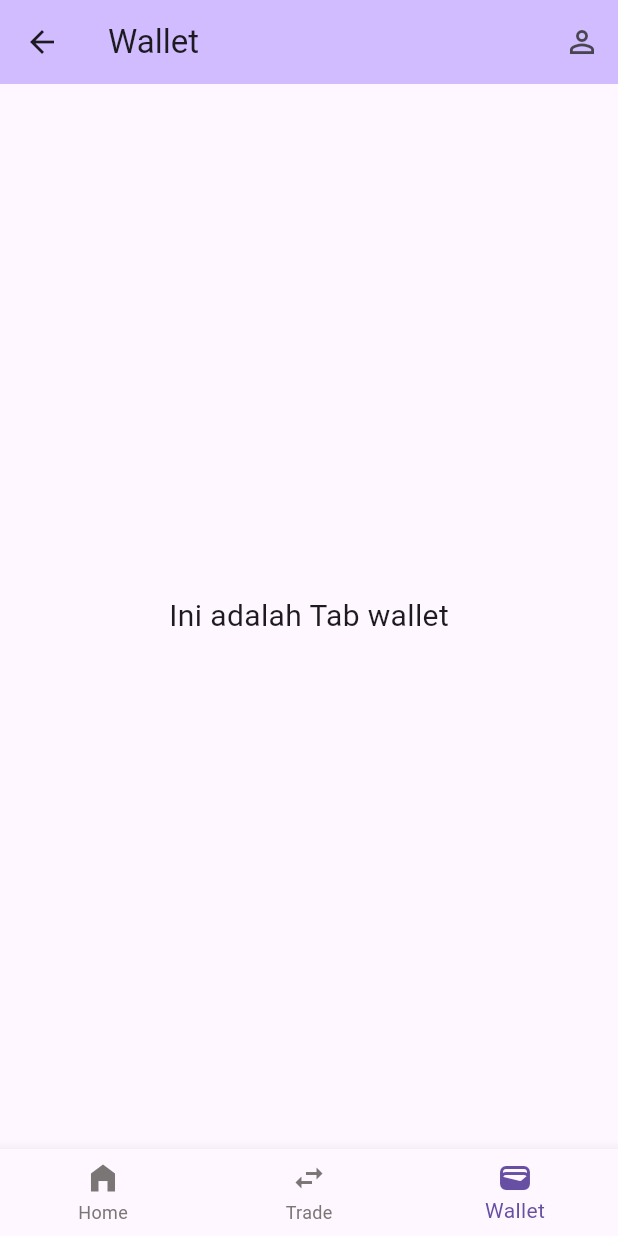
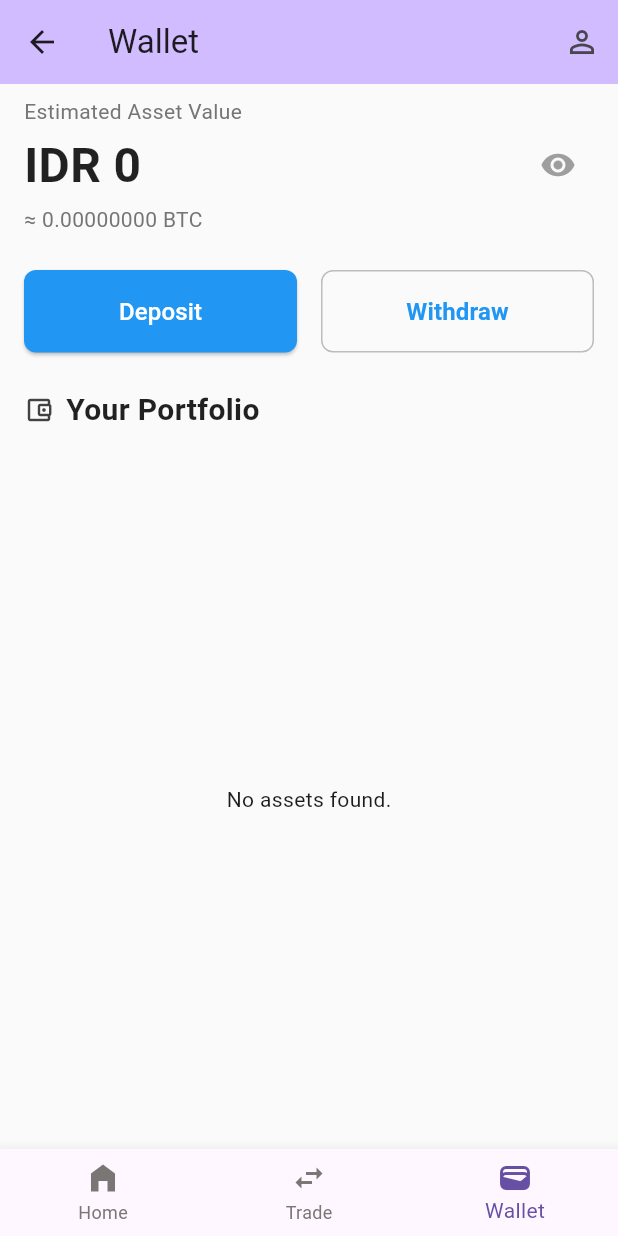
Before and after one commit to abeaar/fokuskripto, a Flutter app: the HomePage screen opened by its route, item 3 of the bottom bar chosen, on a phone screen of 412 x 824 dp. Run offline on Flutter 3.47's test engine with Material 3 defaults, Android fonts, the phone set to English and light mode, and no system bars; our stand-ins replace hive_flutter, shared_preferences; accounts and stored records are empty; network calls fail.

Commit message:
add: wallet, deposit, and withdraw feature

```diff
--- a/lib/pages/HomePage.dart
+++ b/lib/pages/HomePage.dart
@@ -1,6 +1,8 @@
 import 'package:flutter/material.dart';
-import 'package:fokuskripto/pages/Profile_page,.dart';
+import 'package:fokuskripto/pages/Profile_page.dart';
+
 import 'DashboardTab.dart'; // <- IMPORT BARU
+import './WalletTab.dart';
 
 class ConverterTab extends StatelessWidget {
   const ConverterTab({super.key});
@@ -8,16 +10,6 @@ class ConverterTab extends StatelessWidget {
   Widget build(BuildContext context) {
     return const Center(
       child: Text('Ini adalah Tab Konverter', style: TextStyle(fontSize: 20)),
-    );
-  }
-}
-
-class WalletTabe extends StatelessWidget {
-  const WalletTabe({super.key});
-  @override
-  Widget build(BuildContext context) {
-    return const Center(
-      child: Text('Ini adalah Tab wallet', style: TextStyle(fontSize: 20)),
     );
   }
 }
@@ -36,7 +28,7 @@ class _HomePageState extends State<HomePage> {
   static const List<Widget> _widgetOptions = <Widget>[
     DashboardTab(),
     ConverterTab(),
-    WalletTabe(),
+    WalletTab(),
   ];
 
   void _onItemTapped(int index) {
@@ -95,7 +87,6 @@ class _HomePageState extends State<HomePage> {
       ),
       body: Center(child: _widgetOptions.elementAt(_selectedIndex)),
       bottomNavigationBar: BottomNavigationBar(
-        // ... (sisa kode BottomNavigationBar tetap sama)
         items: const <BottomNavigationBarItem>[
           BottomNavigationBarItem(icon: Icon(Icons.home_filled), label: 'Home'),
           BottomNavigationBarItem(icon: Icon(Icons.swap_horiz), label: 'Trade'),
--- a/lib/pages/LoginPage.dart
+++ b/lib/pages/LoginPage.dart
@@ -3,6 +3,8 @@ import 'package:flutter/material.dart';
 import 'package:shared_preferences/shared_preferences.dart'; // IMPORT PACKAGE SHARED PREFERENCES
 import 'dart:convert'; // Untuk utf8.encode
 import 'package:crypto/crypto.dart'; // Untuk sha256
+import 'package:hive_flutter/hive_flutter.dart';
+
 import './HomePage.dart';
 
 const String spIsLoginKey = 'isLogin';
@@ -74,12 +76,25 @@ class _LoginPageState extends State<LoginPage> {
         // Simpan username yang sedang aktif untuk digunakan di ProfilePage dll.
         await loginData.setString(spUsernameKey, inputUsername);
         if (!mounted) return;
+
+        var userWallet = await Hive.openBox('wallet_$inputUsername');
+        if(userWallet.isEmpty) {
+          await userWallet.put('IDR', {
+            'name': 'Rupiah',
+            'short_name': 'IDR',
+            'image_url': 'https://cdn-icons-png.flaticon.com/512/13893/13893854.png',
+            'amount': 100000,
+            'price_in_idr': 1,
+          });
+        }
+
         ScaffoldMessenger.of(context).showSnackBar(
           const SnackBar(
             content: Text('Berhasil login'),
             backgroundColor: Colors.green,
           ),
         );
+
         Navigator.pushReplacement(
           context,
           MaterialPageRoute(builder: (context) => const HomePage()),
--- /dev/null
+++ b/lib/pages/WalletTab.dart
@@ -0,0 +1,276 @@
+import 'package:flutter/material.dart';
+import 'package:hive_flutter/hive_flutter.dart';
+import 'package:intl/intl.dart';
+import 'package:shared_preferences/shared_preferences.dart';
+
+import './DepositPage.dart';
+import './WithdrawPage.dart';
+
+class WalletTab extends StatefulWidget {
+  const WalletTab({super.key});
+
+  @override
+  State<WalletTab> createState() => _WalletTabState();
+}
+
+class _WalletTabState extends State<WalletTab> {
+  // Hanya state untuk UI, bukan data kalkulasi
+  late Box _userWalletBox;
+  bool _isLoading = true;
+  String _username = '';
+  bool _isBalanceVisible = true;
+
+  @override
+  void initState() {
+    super.initState();
+    _initializeWalletData();
+  }
+
+  Future<void> _initializeWalletData() async {
+    // Hindari error jika widget sudah di-dispose
+    if (!mounted) return;
+    final prefs = await SharedPreferences.getInstance();
+    _username = prefs.getString('username') ?? 'Guest';
+    _userWalletBox = await Hive.openBox('wallet_$_username');
+    setState(() {
+      _isLoading = false;
+    });
+  }
+
+  // --- HAPUS FUNGSI _calculateTotalValue() DARI STATE ---
+
+  String _formatCurrency(double value) {
+    final format = NumberFormat.currency(locale: 'id_ID', symbol: 'IDR ', decimalDigits: 0);
+    return format.format(value);
+  }
+
+  @override
+  Widget build(BuildContext context) {
+    if (_isLoading) {
+      return const Scaffold(
+        backgroundColor: Colors.white,
+        body: Center(child: CircularProgressIndicator()),
+      );
+    }
+
+    // ValueListenableBuilder sekarang membungkus semua widget yang bergantung pada data wallet
+    return ValueListenableBuilder(
+      valueListenable: _userWalletBox.listenable(),
+      builder: (context, Box box, _) {
+        // --- KALKULASI DILAKUKAN DI SINI ---
+        double totalAssetValue = 0;
+        for (var key in box.keys) {
+          final asset = box.get(key);
+          if (asset != null && asset['amount'] is num && asset['price_in_idr'] is num) {
+            totalAssetValue += (asset['amount'] as num).toDouble() * (asset['price_in_idr'] as num).toDouble();
+          }
+        }
+
+        const btcPriceInIdr = 1720499178; // Di aplikasi nyata, ini dari API
+        final assetInBtc = (totalAssetValue / btcPriceInIdr).toStringAsFixed(8);
+
+        // UI utama sekarang di-build di dalam builder ini
+        return Scaffold(
+          backgroundColor: Colors.grey[50],
+          body: Padding(
+            padding: const EdgeInsets.symmetric(horizontal: 16.0),
+            child: Column(
+              children: [
+                const SizedBox(height: 8),
+                // Kirim data yang sudah dihitung sebagai parameter
+                _buildHeader(totalAssetValue, assetInBtc),
+                const SizedBox(height: 24),
+                _buildActionButtons(),
+                const SizedBox(height: 24),
+                Row(
+                  children: [
+                    Icon(
+                      Icons.account_balance_wallet_outlined, // Anda bisa ganti icon ini
+                      color: Colors.grey[800],
+                      size: 20,
+                    ),
+                    const SizedBox(width: 8),
+                    const Text(
+                      'Your Portfolio',
+                      style: TextStyle(
+                        fontSize: 20,
+                        fontWeight: FontWeight.bold,
+                        color: Colors.black87,
+                      ),
+                    ),
+                  ],
+                ),
+                const SizedBox(height: 12),
+                // Kirim box langsung ke list
+                _buildCoinList(box),
+              ],
+            ),
+          ),
+        );
+      },
+    );
+  }
+
+  // Ubah method agar menerima data sebagai parameter, bukan dari state
+  Widget _buildHeader(double totalAssetValue, String assetInBtc) {
+    return Column(
+      crossAxisAlignment: CrossAxisAlignment.start,
+      children: [
+        Text(
+          'Estimated Asset Value',
+          style: TextStyle(color: Colors.grey[600], fontSize: 14),
+        ),
+        const SizedBox(height: 2),
+        Row(
+          mainAxisAlignment: MainAxisAlignment.spaceBetween,
+          children: [
+            Text(
+              _isBalanceVisible ? _formatCurrency(totalAssetValue) : '********',
+              style: const TextStyle(
+                fontSize: 32,
+                fontWeight: FontWeight.bold,
+                color: Colors.black87,
+              ),
+            ),
+            IconButton(
+              icon: Icon(
+                _isBalanceVisible ? Icons.visibility : Icons.visibility_off,
+                color: Colors.grey,
+              ),
+              onPressed: () {
+                // setState hanya untuk UI toggle, ini benar
+                setState(() {
+                  _isBalanceVisible = !_isBalanceVisible;
+                });
+              },
+            ),
+          ],
+        ),
+        const SizedBox(height: 2),
+        Text(
+          _isBalanceVisible ? '≈ $assetInBtc BTC' : '≈ ******** BTC',
+          style: TextStyle(color: Colors.grey[600], fontSize: 14),
+        ),
+      ],
+    );
+  }
+
+  Widget _buildActionButtons() {
+    // Tidak ada perubahan di sini
+    return Row(
+      children: [
+        Expanded(
+          child: ElevatedButton(
+            onPressed: () {
+              Navigator.push(
+                context,
+                MaterialPageRoute(
+                  // ---- PERUBAHAN DI SINI ----
+                  // Kirim box yang sedang aktif ke DepositPage
+                  builder: (context) => DepositPage(walletBox: _userWalletBox),
+                ),
+              );
+            },
+            style: ElevatedButton.styleFrom(
+              backgroundColor: Colors.blue,
+              padding: const EdgeInsets.symmetric(vertical: 16),
+              shape: RoundedRectangleBorder(borderRadius: BorderRadius.circular(8)),
+            ),
+            child: const Text('Deposit', style: TextStyle(color: Colors.white, fontSize: 16)),
+          ),
+        ),
+        const SizedBox(width: 16),
+        Expanded(
+          child: OutlinedButton(
+            onPressed: () {
+              Navigator.push(
+                context,
+                MaterialPageRoute(
+                  builder: (context) => WithdrawPage(walletBox: _userWalletBox),
+                ),
+              );
+            },
+            style: OutlinedButton.styleFrom(
+              padding: const EdgeInsets.symmetric(vertical: 16),
+              side: BorderSide(color: Colors.grey.shade400),
+              shape: RoundedRectangleBorder(borderRadius: BorderRadius.circular(8)),
+            ),
+            child: const Text('Withdraw', style: TextStyle(color: Colors.blue, fontSize: 16, fontWeight: FontWeight.bold)),
+          ),
+        ),
+      ],
+    );
+  }
+
+  Widget _buildCoinList(Box box) {
+    if (box.isEmpty) {
+      return const Expanded(child: Center(child: Text('No assets found.')));
+    }
+
+    return Expanded(
+      child: ListView.builder(
+        itemCount: box.length,
+        itemBuilder: (context, index) {
+          final asset = box.get(box.keyAt(index));
+          if (asset == null) return const SizedBox.shrink();
+          return _buildCoinTile(asset);
+        },
+      ),
+    );
+  }
+
+  Widget _buildCoinTile(dynamic asset) {
+    // Formatter untuk jumlah koin (misal: 1,000.12345 BTC)
+    final amountFormatter = NumberFormat('#,##0.########', 'en_US');
+
+    // 1. Definisikan formatter untuk mata uang Rupiah
+    final valueFormatter = NumberFormat.currency(locale: 'id_ID', symbol: 'IDR ', decimalDigits: 0);
+
+    // Ambil dan konversi nilai dengan aman
+    final double amount = (asset['amount'] as num?)?.toDouble() ?? 0.0;
+    final double price = (asset['price_in_idr'] as num?)?.toDouble() ?? 0.0;
+    final double totalValuePerCoin = amount * price;
+
+    return Padding(
+      padding: const EdgeInsets.symmetric(vertical: 12.0),
+      child: Row(
+        children: [
+          CircleAvatar(
+            backgroundColor: Colors.transparent,
+            radius: 20,
+            child: Image.network(asset['image_url'] ?? '', errorBuilder: (context, error, stackTrace) {
+              return const Icon(Icons.error, color: Colors.red);
+            }),
+          ),
+          const SizedBox(width: 12),
+          Expanded(
+            child: Column(
+              crossAxisAlignment: CrossAxisAlignment.start,
+              children: [
+                Text(
+                  asset['name'] ?? 'No Name', // Tambahkan fallback jika nama null
+                  style: const TextStyle(fontWeight: FontWeight.bold, fontSize: 16, color: Colors.black87),
+                ),
+              ],
+            ),
+          ),
+          Column(
+            crossAxisAlignment: CrossAxisAlignment.end,
+            children: [
+              Text(
+                // 2. Gunakan variabel 'amount' yang sudah aman, bukan asset['amount'] lagi
+                '${amountFormatter.format(amount)} ${asset['short_name'] ?? ''}',
+                style: const TextStyle(fontWeight: FontWeight.bold, fontSize: 16, color: Colors.black87),
+              ),
+              Text(
+                // Sekarang `valueFormatter` sudah bisa digunakan
+                valueFormatter.format(totalValuePerCoin),
+                style: TextStyle(color: Colors.grey.shade600, fontSize: 14),
+              ),
+            ],
+          ),
+        ],
+      ),
+    );
+  }
+}
--- a/pubspec.yaml
+++ b/pubspec.yaml
@@ -13,6 +13,9 @@ dependencies:
   intl: ^0.19.0
   shared_preferences: ^2.1.0
   crypto: ^3.0.3
+  hive: ^2.2.3
+  hive_flutter: ^1.1.0
+  path_provider: ^2.1.3
 
 dev_dependencies:
   flutter_test:
```
Also changed, not shown: lib/main.dart (+4 -3 lines), lib/pages/DepositPage.dart (added, +108 -0 lines), lib/pages/WithdrawPage.dart (added, +111 -0 lines), lib/pages/Profile_page.dart (renamed from lib/pages/Profile_page,.dart), pubspec.lock, 2 other files.
